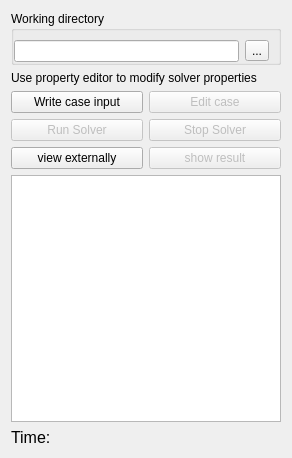
Before: the Qt Designer form TaskPanelCfdSolverControl.ui in jaheyns/CfdOF, drawn with Qt 5.
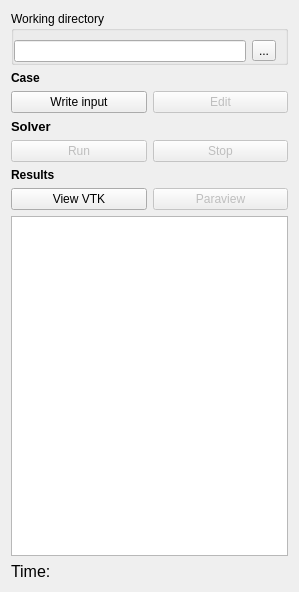
After: the same form once the commit is applied.

Commit message: CFD: Updated view results in paraview

Diff of the .ui file:
```diff
--- a/TaskPanelCfdSolverControl.ui
+++ b/TaskPanelCfdSolverControl.ui
@@ -6,8 +6,8 @@
    <rect>
     <x>0</x>
     <y>0</y>
-    <width>292</width>
-    <height>458</height>
+    <width>299</width>
+    <height>592</height>
    </rect>
   </property>
   <property name="windowTitle">
@@ -51,8 +51,14 @@
    </item>
    <item>
     <widget class="QLabel" name="label">
+     <property name="font">
+      <font>
+       <weight>75</weight>
+       <bold>true</bold>
+      </font>
+     </property>
      <property name="text">
-      <string>Use property editor to modify solver properties</string>
+      <string>Case</string>
      </property>
      <property name="wordWrap">
       <bool>true</bool>
@@ -64,7 +70,7 @@
      <item row="0" column="0">
       <widget class="QPushButton" name="pb_write_inp">
        <property name="text">
-        <string>Write case input</string>
+        <string>Write input</string>
        </property>
       </widget>
      </item>
@@ -74,44 +80,79 @@
         <bool>false</bool>
        </property>
        <property name="text">
-        <string>Edit case</string>
+        <string>Edit</string>
        </property>
       </widget>
      </item>
-     <item row="2" column="0">
-      <widget class="QPushButton" name="pb_run_solver">
-       <property name="enabled">
-        <bool>false</bool>
-       </property>
-       <property name="text">
-        <string>Run Solver</string>
-       </property>
-      </widget>
-     </item>
-     <item row="2" column="1">
+    </layout>
+   </item>
+   <item>
+    <widget class="QLabel" name="label_3">
+     <property name="font">
+      <font>
+       <pointsize>10</pointsize>
+       <weight>75</weight>
+       <bold>true</bold>
+      </font>
+     </property>
+     <property name="text">
+      <string>Solver</string>
+     </property>
+    </widget>
+   </item>
+   <item>
+    <layout class="QGridLayout" name="gl_actions_3">
+     <item row="1" column="1">
       <widget class="QPushButton" name="terminateSolver">
        <property name="enabled">
         <bool>false</bool>
        </property>
        <property name="text">
-        <string>Stop Solver</string>
+        <string>Stop</string>
        </property>
       </widget>
      </item>
-     <item row="3" column="1">
+     <item row="1" column="0">
+      <widget class="QPushButton" name="pb_run_solver">
+       <property name="enabled">
+        <bool>false</bool>
+       </property>
+       <property name="text">
+        <string>Run</string>
+       </property>
+      </widget>
+     </item>
+    </layout>
+   </item>
+   <item>
+    <widget class="QLabel" name="label_2">
+     <property name="font">
+      <font>
+       <weight>75</weight>
+       <bold>true</bold>
+      </font>
+     </property>
+     <property name="text">
+      <string>Results</string>
+     </property>
+    </widget>
+   </item>
+   <item>
+    <layout class="QGridLayout" name="gl_actions_2">
+     <item row="0" column="0">
       <widget class="QPushButton" name="pb_show_result">
-       <property name="enabled">
-        <bool>false</bool>
-       </property>
        <property name="text">
-        <string>show result</string>
+        <string>View VTK</string>
        </property>
       </widget>
      </item>
-     <item row="3" column="0">
-      <widget class="QPushButton" name="pb_view_externally">
+     <item row="0" column="1">
+      <widget class="QPushButton" name="pb_paraview">
+       <property name="enabled">
+        <bool>false</bool>
+       </property>
        <property name="text">
-        <string>view externally</string>
+        <string>Paraview</string>
        </property>
       </widget>
      </item>
```
The commit also changes 6 other files.
